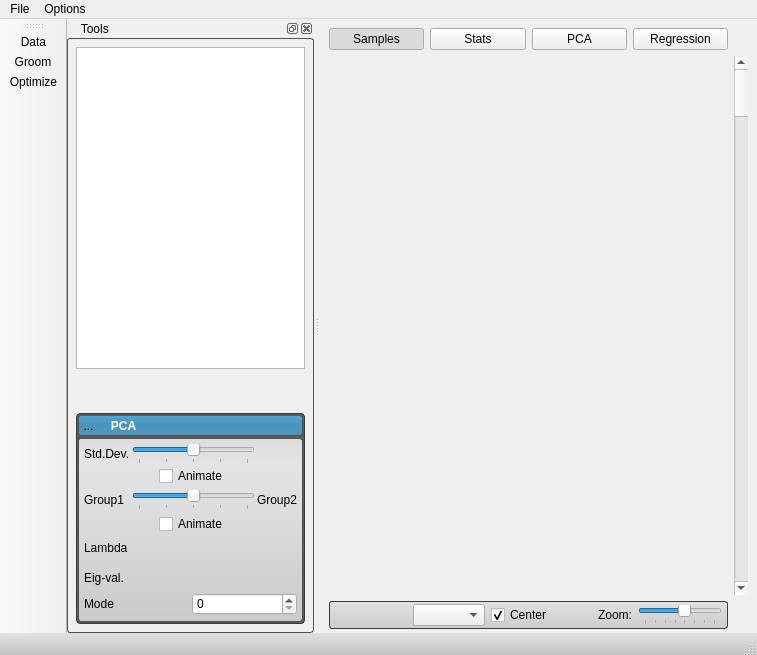
First picture: the form in src/Application/ShapeWorksStudioApp.ui, repository SCIInstitute/ShapeWorks, before the edit.
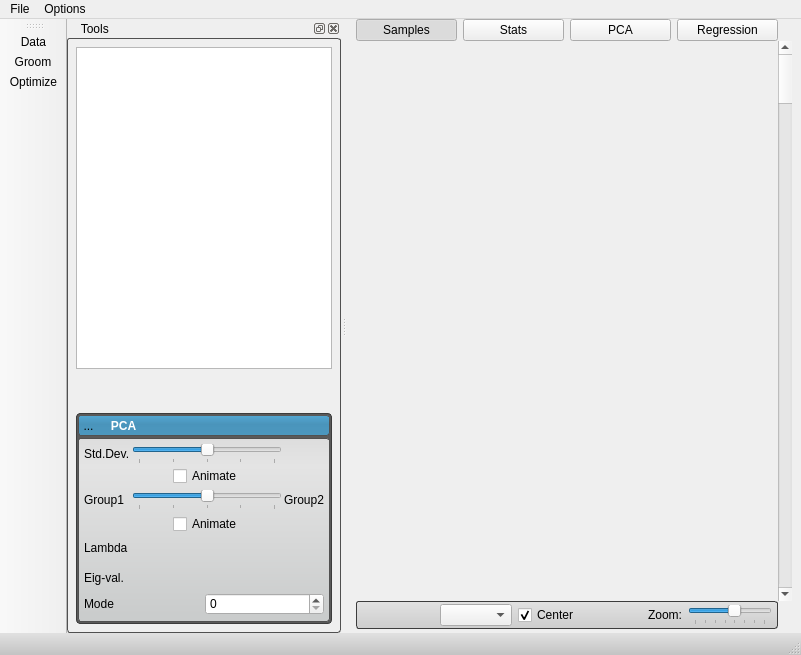
Second picture: the form after the edit. Icons and pictures are not drawn. Custom widgets are drawn as their Qt base class.

```diff
--- a/src/Application/ShapeWorksStudioApp.ui
+++ b/src/Application/ShapeWorksStudioApp.ui
@@ -6,7 +6,7 @@
    <rect>
     <x>0</x>
     <y>0</y>
-    <width>757</width>
+    <width>801</width>
     <height>655</height>
    </rect>
   </property>
@@ -370,9 +370,15 @@
   </property>
   <widget class="QWidget" name="centralwidget">
    <layout class="QGridLayout" name="gridLayout">
+    <property name="topMargin">
+     <number>0</number>
+    </property>
     <property name="bottomMargin">
      <number>4</number>
     </property>
+    <property name="spacing">
+     <number>0</number>
+    </property>
     <item row="1" column="0">
      <widget class="QVTKWidget" name="qvtkWidget" native="true">
       <property name="sizePolicy">
@@ -663,8 +669,8 @@
     <rect>
      <x>0</x>
      <y>0</y>
-     <width>757</width>
-     <height>21</height>
+     <width>801</width>
+     <height>22</height>
     </rect>
    </property>
    <widget class="QMenu" name="menuFile">
```
